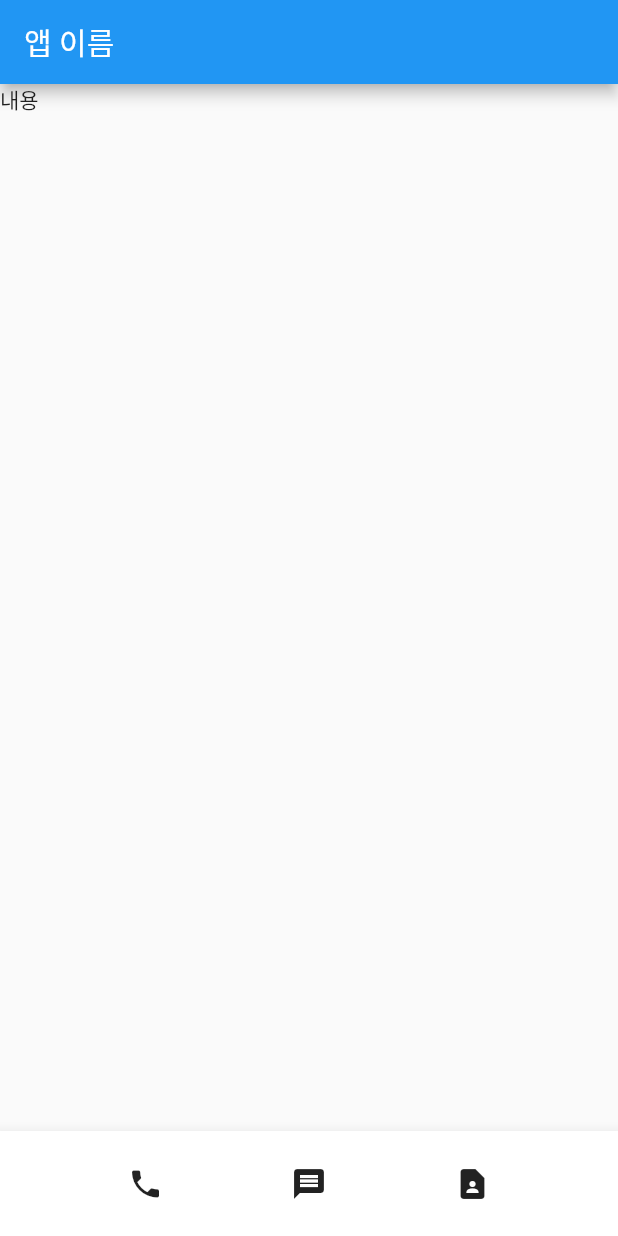
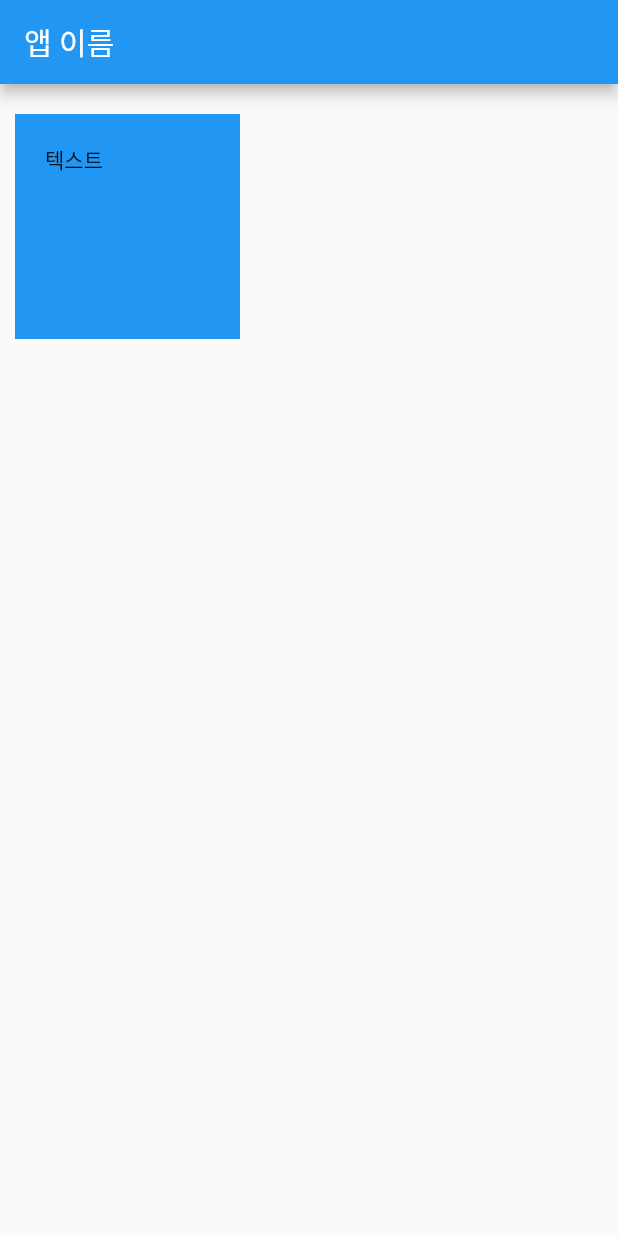
Before and after one commit to ktyoung/flutter, a Flutter app: the screen it shows after launch, on a phone screen of 412 x 824 dp. Run offline on Flutter 3.47's test engine with Material 2 defaults, Android fonts, the phone set to English and light mode, and no system bars.

Commit message:
컨테이너 디자인

```diff
--- a/contact/lib/main.dart
+++ b/contact/lib/main.dart
@@ -10,26 +10,16 @@ class MyApp extends StatelessWidget {
   Widget build(BuildContext context) {
     return MaterialApp(
       home: Scaffold(
-        appBar: AppBar(
-          title: Text("앱 이름"),
-        ),
-        body: Container(
-          child: Text("내용"),
-        ),
-        bottomNavigationBar: BottomAppBar(
-          // width, height, child만 필요한 박스는 SizedBox() → Container보다 가벼움
-          child: SizedBox(
-            height: 70,
-            child: Row(
-              mainAxisAlignment: MainAxisAlignment.spaceEvenly,
-              children: [
-                Icon( Icons.phone ),
-                Icon( Icons.message ),
-                Icon( Icons.contact_page ),
-              ],
-            ),
-          ),
-        )
+        appBar: AppBar( title: Text("앱 이름") ),
+       body: Container(
+         width : 150, height: 150, color: Colors.blue,
+         // 개별 방향에 바깥 여백(margin)
+         margin: EdgeInsets.fromLTRB(10, 20, 30, 40),
+         // 모든 방향에 안쪽 여백(padding)
+         padding: EdgeInsets.all(20),
+
+         child: Text("텍스트"),
+       ),
       ),
     );
   }
```
